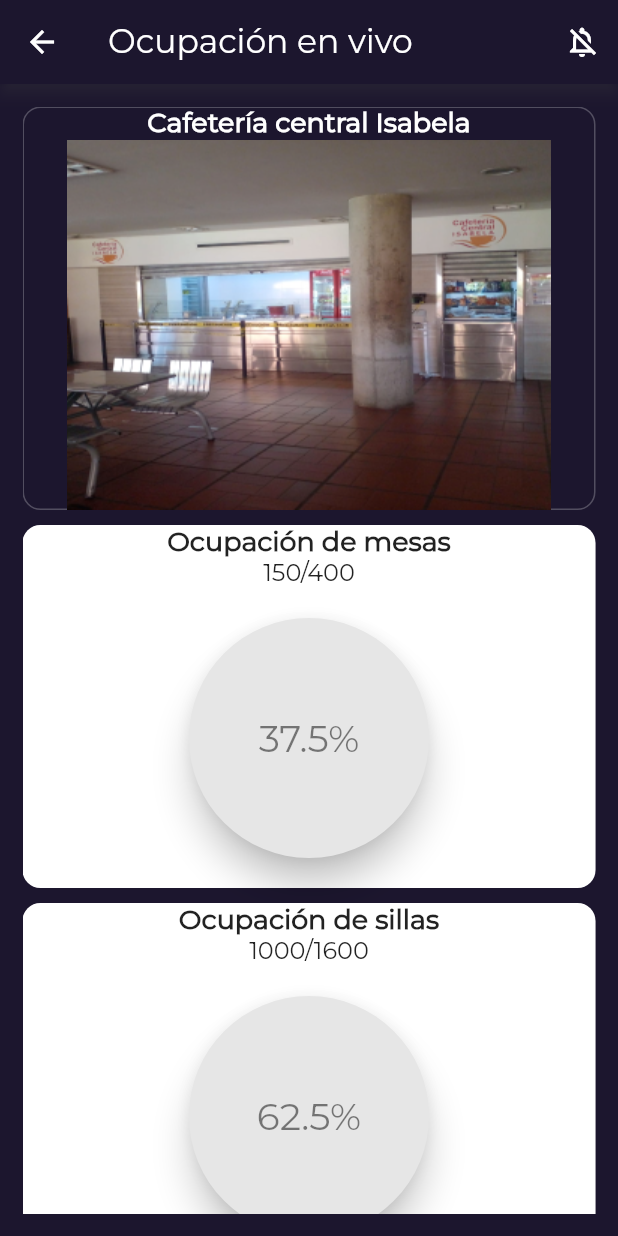
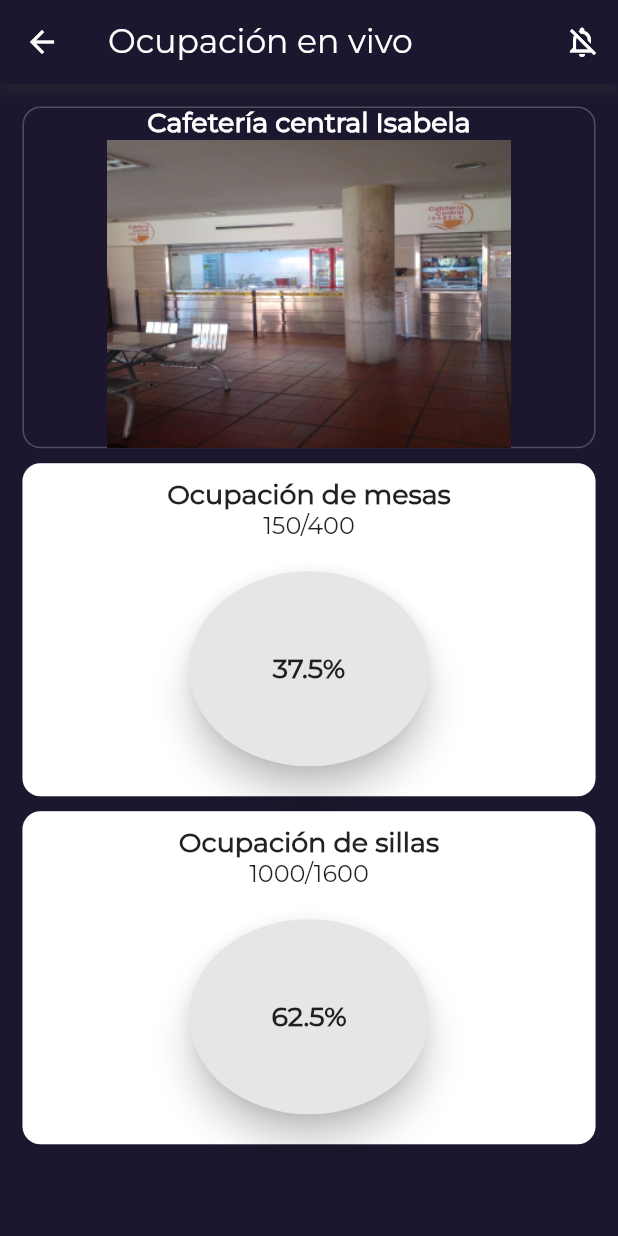
Before and after one commit to 7yrionLannister/is-it-crowded, a Flutter app: the screen it shows after launch, after a tap on the "pie chart" icon, on a phone screen of 412 x 824 dp. Run offline on Flutter 3.47's test engine with Material 2 defaults, Android fonts, the phone set to English and light mode, and no system bars; our stand-ins replace syncfusion_flutter_charts.

Commit message:
Live occupation view now looks like the design

```diff
--- a/lib/ui/live_occupation.dart
+++ b/lib/ui/live_occupation.dart
@@ -27,28 +27,47 @@ class LiveOccupation extends StatelessWidget {
                   fontFamily: 'Montserrat',
                   fontSize: 18.0),
             ),
-            Image.asset(cafeteria.image),
+            Image.asset(cafeteria.image, scale: 1.2,),
           ]),
         ),
-        const SizedBox(width: 20, height: 10,),
+        _buildSpacer(),
         DecoratedBox(
           decoration: const ShapeDecoration(
               shape: RoundedRectangleBorder(
                   side: BorderSide(color: Colors.white24),
                   borderRadius: BorderRadius.all(Radius.circular(12))),
               color: Colors.white),
-          child: Column(children: <Widget>[
-            const Text("Ocupación de mesas",
-                style: TextStyle(
+          child: _buildPieChart("Ocupación de mesas", cafeteria.tables, cafeteria.tablesOccupation, Colors.blue),
+        ),
+        _buildSpacer(),
+        DecoratedBox(
+          decoration: const ShapeDecoration(
+              shape: RoundedRectangleBorder(
+                  side: BorderSide(color: Colors.white24),
+                  borderRadius: BorderRadius.all(Radius.circular(12))),
+              color: Colors.white),
+          child: _buildPieChart("Ocupación de sillas", cafeteria.maxCapacity, cafeteria.peopleOccupation, Colors.redAccent),
+        ),
+      ]),
+    );
+  }
+
+  Widget _buildPieChart(String title, int max, int current, Color color) {
+    const titleTextStyle = TextStyle(
         fontWeight: FontWeight.bold,
         fontFamily: 'Montserrat',
-                    fontSize: 18.0)),
+        fontSize: 18.0);
+    return Column(children: <Widget>[
+      _buildSpacer(),
+      Text(title,
+          style: titleTextStyle,
+      ),
       Text(
-                cafeteria.tablesOccupation.toString() +
+          current.toString() +
               '/' +
-                    cafeteria.tables.toString(),
-                style:
-                const TextStyle(fontFamily: 'Montserrat', fontSize: 16.0)),
+              max.toString(),
+          style: const TextStyle(fontFamily: 'Montserrat', fontSize: 16.0),
+      ),
       SizedBox(
         child: SfCircularChart(
             annotations: <CircularChartAnnotation>[
@@ -60,79 +79,30 @@ class LiveOccupation extends StatelessWidget {
                       shadowColor: Colors.black,
                       color: const Color.fromRGBO(230, 230, 230, 1))),
               CircularChartAnnotation(
-                        widget: Text((cafeteria.tablesOccupation / cafeteria.tables * 100).toStringAsFixed(1) + '%',
-                            style: const TextStyle(
-                                color: Color.fromRGBO(0, 0, 0, 0.5), fontSize: 25)))
+                  widget: Text((current / max * 100).toStringAsFixed(1) + '%',
+                      style: titleTextStyle))
             ],
             borderWidth: 10,
             series: <CircularSeries>[
               DoughnutSeries<int, String>(
-                        dataSource: [cafeteria.tablesOccupation, cafeteria.tables - cafeteria.tablesOccupation],
+                dataSource: [current, max - current],
                 xValueMapper: (int data, _) => data.toString(),
                 yValueMapper: (int data, _) => data,
-                        pointColorMapper: (int data, _) => _.isOdd ? Colors.grey : Colors.blue,
+                pointColorMapper: (int data, _) => _.isOdd ? Colors.grey : color,
                 // Radius of doughnut
-                        radius: '90%'
+                radius: '80%',
+                cornerStyle: CornerStyle.bothCurve,
+                innerRadius: '80%',
               )
             ]
         ),
         width: 200,
-              height: 200,
+        height: 170,
       ),
-          ]),
-        ),
-        const SizedBox(width: 20, height: 10,),
-        DecoratedBox(
-          decoration: const ShapeDecoration(
-              shape: RoundedRectangleBorder(
-                  side: BorderSide(color: Colors.white24),
-                  borderRadius: BorderRadius.all(Radius.circular(12))),
-              color: Colors.white),
-          child: Column(children: <Widget>[
-            const Text("Ocupación de sillas",
-                style: TextStyle(
-                    fontWeight: FontWeight.bold,
-                    fontFamily: 'Montserrat',
-                    fontSize: 18.0)),
-            Text(
-                cafeteria.peopleOccupation.toString() +
-                    '/' +
-                    cafeteria.maxCapacity.toString(),
-                style:
-                const TextStyle(fontFamily: 'Montserrat', fontSize: 16.0)),
-            SizedBox(
-              child: SfCircularChart(
-                  annotations: <CircularChartAnnotation>[
-                    CircularChartAnnotation(
-                        widget: PhysicalModel(
-                            child: Container(),
-                            shape: BoxShape.circle,
-                            elevation: 10,
-                            shadowColor: Colors.black,
-                            color: const Color.fromRGBO(230, 230, 230, 1))),
-                    CircularChartAnnotation(
-                        widget: Text((cafeteria.peopleOccupation / cafeteria.maxCapacity * 100).toStringAsFixed(1) + '%',
-                            style: const TextStyle(
-                                color: Color.fromRGBO(0, 0, 0, 0.5), fontSize: 25)))
-                  ],
-                  borderWidth: 10,
-                  series: <CircularSeries>[
-                    DoughnutSeries<int, String>(
-                        dataSource: [cafeteria.peopleOccupation, cafeteria.maxCapacity - cafeteria.peopleOccupation],
-                        xValueMapper: (int data, _) => data.toString(),
-                        yValueMapper: (int data, _) => data,
-                        pointColorMapper: (int data, _) => _.isOdd ? Colors.grey : Colors.blue,
-                        // Radius of doughnut
-                        radius: '90%'
-                    )
-                  ]
-              ),
-              width: 200,
-              height: 200,
-            ),
-          ]),
-        ),
-      ]),
-    );
+    ]);
+  }
+
+  Widget _buildSpacer() {
+    return const SizedBox(width: 20, height: 10,);
   }
 }
```
Lines whose indentation alone changed are shown as unchanged.
